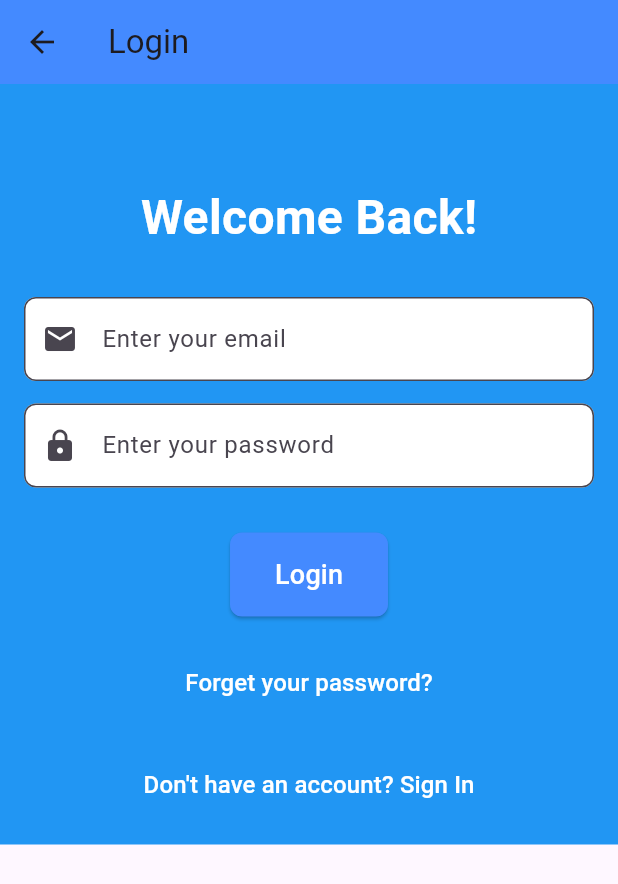
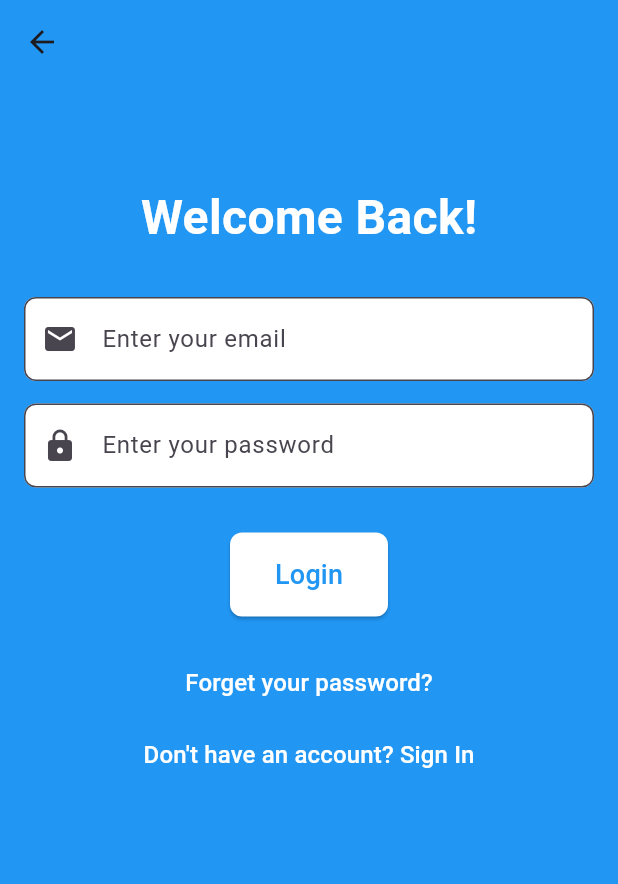
Before and after one commit to TushirVaru/SafetyNet, a Flutter app: the Login screen opened directly, on a phone screen of 412 x 824 dp. Shown: the top 884 px of the screen. Run offline on Flutter 3.47's test engine with Material 3 defaults, Android fonts, the light colour scheme and no system bars; our stand-ins replace shared_preferences, smooth_page_indicator; accounts and stored records are empty.

```diff
--- a/lib/screens/login.dart
+++ b/lib/screens/login.dart
@@ -29,52 +29,32 @@ class _LoginState extends State<Login> {
   Widget build(BuildContext context) {
     return Scaffold(
       appBar: AppBar(
-        title: const Text("Login"),
-        backgroundColor: Colors.blueAccent,
+        backgroundColor: Colors.blue,
       ),
+
       body: Container(
         padding: const EdgeInsets.all(16),
         decoration: const BoxDecoration(
           color: Colors.blue
         ),
-        child: SingleChildScrollView(
         child: Column(
           crossAxisAlignment: CrossAxisAlignment.center,
           children: [
             const SizedBox(height: 50),
-              _buildWelcomeBanner(),
-              const SizedBox(height: 30),
-              _buildEmailField(),
-              const SizedBox(height: 15),
-              _buildPasswordField(),
-              const SizedBox(height: 30),
-              _buildLoginButton(),
-              const SizedBox(height: 20),
-              _buildForgetPasswordButton(),
-              const SizedBox(height: 20),
-              _buildSignInButton(),
-            ],
-          ),
-        ),
-      ),
-    );
-  }
 
-  // Welcome banner text
-  Widget _buildWelcomeBanner() {
-    return const Text(
+            //Welcome Banner
+            Text(
               "Welcome Back!",
               style: TextStyle(
                 fontSize: 32,
                 fontWeight: FontWeight.bold,
                 color: Colors.white,
               ),
-    );
-  }
+            ),
+            const SizedBox(height: 30),
 
-  // Email text field
-  Widget _buildEmailField() {
-    return TextField(
+            //Email Field
+            TextField(
               controller: _emailController,
               keyboardType: TextInputType.emailAddress,
               decoration: InputDecoration(
@@ -86,12 +66,11 @@ class _LoginState extends State<Login> {
                   borderRadius: BorderRadius.circular(8),
                 ),
               ),
-    );
-  }
+            ),
+            const SizedBox(height: 15),
 
-  // Password text field
-  Widget _buildPasswordField() {
-    return TextField(
+            //Password Field
+            TextField(
               controller: _passwordController,
               obscureText: true,
               decoration: InputDecoration(
@@ -103,52 +82,50 @@ class _LoginState extends State<Login> {
                   borderRadius: BorderRadius.circular(8),
                 ),
               ),
-    );
-  }
+            ),
+            const SizedBox(height: 30),
 
-  // Login button
-  Widget _buildLoginButton() {
-    return ElevatedButton(
+            //Login Button
+            ElevatedButton(
               onPressed: onPressed,
               style: ElevatedButton.styleFrom(
-        padding: const EdgeInsets.symmetric(vertical: 15, horizontal: 30), backgroundColor: Colors.blueAccent,
+                padding: const EdgeInsets.symmetric(vertical: 15,horizontal: 30),
+                backgroundColor: Colors.white,
                 shape: RoundedRectangleBorder(
                   borderRadius: BorderRadius.circular(8),
                 ), // Button color
               ),
               child: const Text(
                 'Login',
-        style: TextStyle(color: Colors.white, fontSize: 18),
+                style: TextStyle(color: Colors.blue, fontSize: 18),
               ),
-    );
-  }
+            ),
+            const SizedBox(height: 20),
 
-  // Forget Password Button
-  Widget _buildForgetPasswordButton() {
-    return TextButton(
-      onPressed: () {
-        // Add functionality to reset password
-        print("Forget password pressed");
-      },
+            //Forget Button
+            TextButton(
+              onPressed: () {},
               child: const Text(
                 "Forget your password?",
                 style: TextStyle(color: Colors.white, fontSize: 16),
               ),
-    );
-  }
+            ),
+            // const SizedBox(height: 10),
 
-  // Sign In button (for users who don't have an account)
-  Widget _buildSignInButton() {
-    return TextButton(
+            //SignIn Button
+            TextButton(
               onPressed: () {
                 Navigator.of(context).push(
                   MaterialPageRoute(builder: (context) => SignIn()),
                 );
-        print("Sign In button pressed");
               },
               child: const Text(
                 "Don't have an account? Sign In",
                 style: TextStyle(color: Colors.white, fontSize: 16),
+              ),
+            )
+          ],
+        ),
       ),
     );
   }
```
Also changed, not shown: lib/screens/sign_in.dart (+131 -167 lines). Lines whose indentation alone changed are shown as unchanged.
